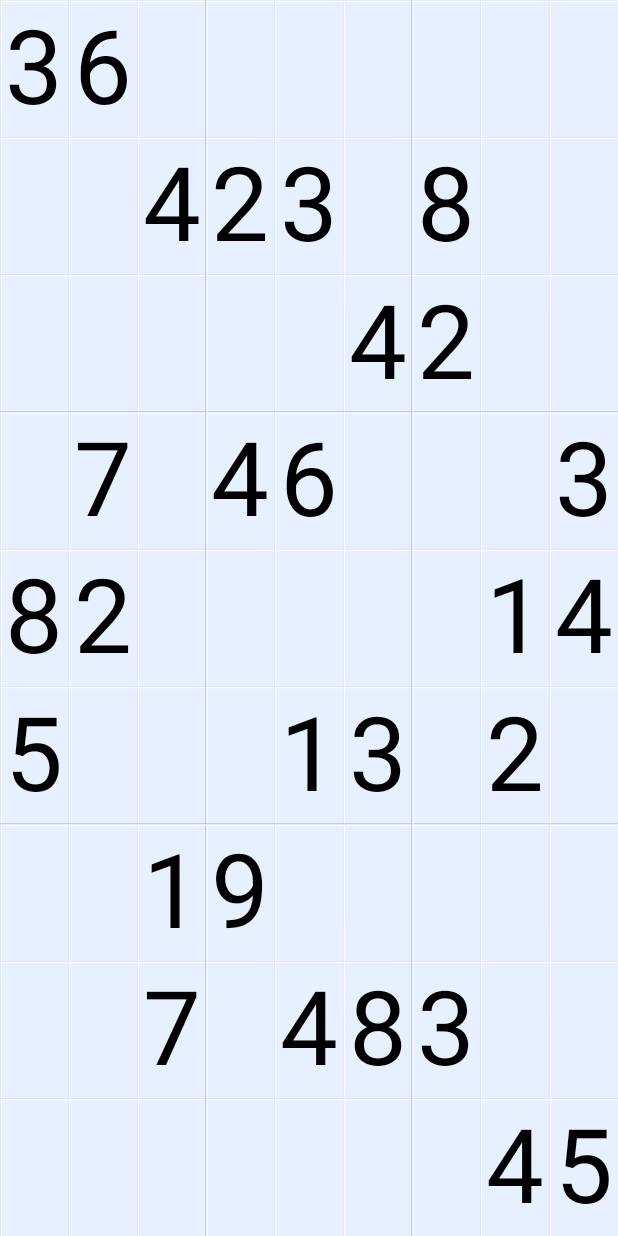
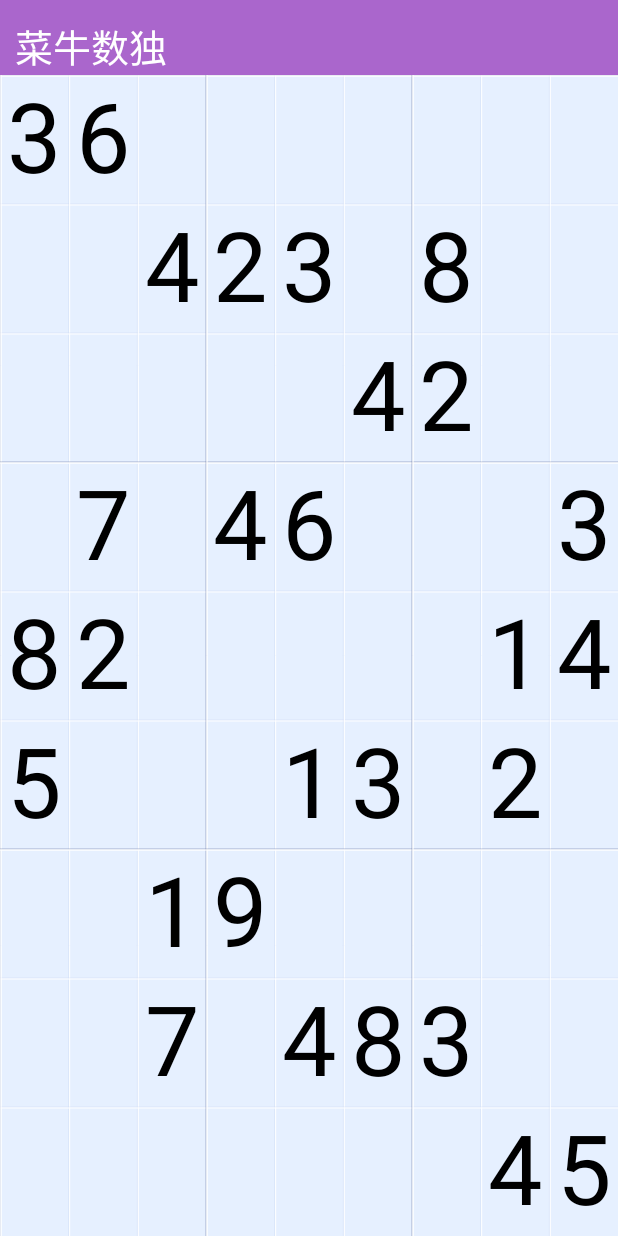
Before and after one commit to benxhinGH/Sudo, an Android app: the screen it shows after launch (MainActivity), on a phone screen of 412 x 824 dp. Run offline under Robolectric (Android 15) with nearby library versions, the phone set to English and light mode, and no system bars.

Commit message:
第二次提交

```diff
--- a/app/src/main/AndroidManifest.xml
+++ b/app/src/main/AndroidManifest.xml
@@ -6,8 +6,9 @@
         android:icon="@mipmap/ic_launcher"
         android:label="@string/app_name"
         android:supportsRtl="true"
-        android:theme="@style/AppTheme">
+        android:theme="@style/MyAppTheme">
         <activity android:name=".MainActivity">
+
             <intent-filter>
                 <action android:name="android.intent.action.MAIN"></action>
                 <category android:name="android.intent.category.LAUNCHER"></category>
--- a/app/src/main/java/com/lius/sudo/Game.java
+++ b/app/src/main/java/com/lius/sudo/Game.java
@@ -8,13 +8,13 @@ public class Game {
             +"070460003820000014500013020"
             +"001900000007048300000000045";
 
-    private int sudoku []=new int [9*9];
+    private Number sudoku []=new Number[9*9];
 
     public Game(){
         sudoku=fromPuzzleString(str);
     }
     private int getNumber(int x,int y){
-        return sudoku[x+y*9];
+        return sudoku[x+y*9].getValue();
     }
     //根据坐标返回单元格中应该填写的数字，如果是0就返回空字符串
     public String getNumberString(int x,int y){
@@ -24,15 +24,35 @@ public class Game {
     }
 
     //根据一个字符串生成一个整形数组，作为数独游戏的初始化数据
-    protected int[] fromPuzzleString(String src){
-        int[] sudo=new int[src.length()];
+    protected Number[] fromPuzzleString(String src){
+        Number[] sudo=new Number[src.length()];
         for(int i=0;i<src.length();++i){
-            sudo[i]=src.charAt(i)-'0';
+            //sudo数组中的每一个对象在使用前都要分派给他一个引用，否则会报NullPointerException
+            sudo[i]=new Number();
+            int n=src.charAt(i)-'0';
+            if(n!=0){
+                sudo[i].setValue(n);
+                sudo[i].setIsDefault(true);
+            }else{
+                sudo[i].setValue(0);
+                sudo[i].setIsDefault(false);
+            }
         }
         return sudo;
     }
 
     public void setNum(int x, int y, int num){
-        sudoku[y*9+x]=num;
+        sudoku[y*9+x].setValue(num);
+    }
+    public boolean ifIsDefault(int x,int y){
+        return sudoku[x+y*9].getIsDefault();
+    }
+    private int[] getValueFromNumber(Number[] numbers){
+        int[] values=new int[numbers.length];
+        for(int i=0;i<numbers.length;++i)values[i]=numbers[i].getValue();
+        return values;
+    }
+    private boolean judgeResult(){
+        return true;
     }
 }
--- a/app/src/main/java/com/lius/sudo/MainActivity.java
+++ b/app/src/main/java/com/lius/sudo/MainActivity.java
@@ -1,7 +1,18 @@
 package com.lius.sudo;
 
 import android.app.Activity;
+import android.graphics.Point;
+import android.graphics.Rect;
 import android.os.Bundle;
+import android.util.Log;
+import android.view.Display;
+import android.view.LayoutInflater;
+import android.view.View;
+import android.view.Window;
+import android.widget.LinearLayout;
+import android.widget.TextView;
+
+import org.w3c.dom.Text;
 
 
 /**
@@ -12,6 +23,34 @@ public class MainActivity extends Activity {
     @Override
     protected void onCreate(Bundle savedInstanceState) {
         super.onCreate(savedInstanceState);
-        setContentView(new SudoView(this));
+        requestWindowFeature(Window.FEATURE_NO_TITLE);
+        setContentView(R.layout.main);
+
+
+
+
+
+    }
+
+    private int calculateViewHeight(){
+        //Rect frame=new Rect();
+        //getWindow().getDecorView().getWindowVisibleDisplayFrame(frame);
+        //状态栏高度
+        //int statusBarHeight=frame.top;
+        View v=getWindow().findViewById(Window.ID_ANDROID_CONTENT);
+        //状态栏和标题栏的总高度
+        int contentTop=v.getTop();
+        //标题栏的高度
+        //int titleBarHeight=contentTop-statusBarHeight;
+
+        //point对象用来保存屏幕的尺寸信息
+        Point point=new Point();
+        Display display=getWindowManager().getDefaultDisplay();
+        display.getSize(point);
+        //屏幕的高减去状态栏和标题栏的总高度即为View的高度
+        int viewHeight=point.y-contentTop;
+
+        Log.d("MainActivity","屏幕高度"+point.y+"contentTop"+contentTop+"viewHeight"+viewHeight);
+        return viewHeight;
     }
 }
--- /dev/null
+++ b/app/src/main/java/com/lius/sudo/Number.java
@@ -0,0 +1,21 @@
+package com.lius.sudo;
+
+/**
+ * Created by Administrator on 2016/4/10 0010.
+ */
+public class Number {
+    private int value;
+    private boolean isDefault;
+    public void setValue(int value){
+        this.value=value;
+    }
+    public int getValue(){
+        return value;
+    }
+    public void setIsDefault(boolean isDefault){
+        this.isDefault=isDefault;
+    }
+    public boolean getIsDefault(){
+        return isDefault;
+    }
+}
--- a/app/src/main/java/com/lius/sudo/SudoView.java
+++ b/app/src/main/java/com/lius/sudo/SudoView.java
@@ -4,8 +4,12 @@ import android.content.Context;
 import android.graphics.Canvas;
 import android.graphics.Color;
 import android.graphics.Paint;
+import android.graphics.Rect;
+import android.util.AttributeSet;
 import android.view.MotionEvent;
 import android.view.View;
+
+
 
 /**
  * Created by Administrator on 2016/4/6 0006.
@@ -16,9 +20,16 @@ public class SudoView extends View{
     private float height;
     private int selectedX;
     private int selectedY;
+    private Context mContext;
     Game game=new Game();
     public SudoView(Context context){
         super(context);
+        mContext=context;
+
+    }
+    public SudoView(Context context,AttributeSet attrs){
+        super(context,attrs);
+        mContext=context;
     }
     @Override
     protected void onSizeChanged(int w,int h,int oldw,int oldh){
@@ -26,6 +37,8 @@ public class SudoView extends View{
         this.height=h/9f;
         super.onSizeChanged(w, h, oldw, oldh);
     }
+
+
     @Override
     protected void onDraw(Canvas canvas){
         Paint backgroundPaint=new Paint();
@@ -78,9 +91,11 @@ public class SudoView extends View{
         selectedX=(int)(event.getX()/width);
         selectedY=(int)(event.getY()/height);
 
+        if(!game.ifIsDefault(selectedX,selectedY)){
+            KeyDialog keyDialog=new KeyDialog(getContext(),this);
+            keyDialog.show();
+        }
 
-        KeyDialog keyDialog=new KeyDialog(getContext(),this);
-        keyDialog.show();
 
         return true;
 
@@ -92,4 +107,5 @@ public class SudoView extends View{
         game.setNum(selectedX,selectedY,num);
         invalidate();
     }
+
 }
--- /dev/null
+++ b/app/src/main/res/layout/main.xml
@@ -0,0 +1,25 @@
+<?xml version="1.0" encoding="utf-8"?>
+<LinearLayout xmlns:android="http://schemas.android.com/apk/res/android"
+    android:layout_width="match_parent"
+    android:layout_height="match_parent"
+    android:orientation="vertical">
+    <RelativeLayout
+        android:layout_width="match_parent"
+        android:layout_height="50dp"
+        android:background="@android:color/holo_purple">
+        <TextView
+            android:layout_width="wrap_content"
+            android:layout_height="wrap_content"
+            android:text="菜牛数独"
+            android:textSize="25sp"
+            android:textColor="#ffffff"
+            android:gravity="bottom"
+            android:layout_alignParentBottom="true"
+            android:paddingLeft="10dp"/>
+    </RelativeLayout>
+    <com.lius.sudo.SudoView
+        android:layout_width="match_parent"
+        android:layout_height="match_parent" />
+
+
+</LinearLayout>
--- a/app/src/main/res/values/colors.xml
+++ b/app/src/main/res/values/colors.xml
@@ -7,5 +7,6 @@
     <color name="sudoWhite">#ffffff</color>
     <color name="sudoLight">#64c6d4ef</color>
     <color name="sudoDark">#6456648f</color>
+    <color name="purple">#7C2C90</color>
 
 </resources>
```
Also changed, not shown: app/src/main/res/layout/mytitlelayout.xml (added, +14 -0 lines), app/src/main/res/values/styles.xml (+10 -0 lines).
